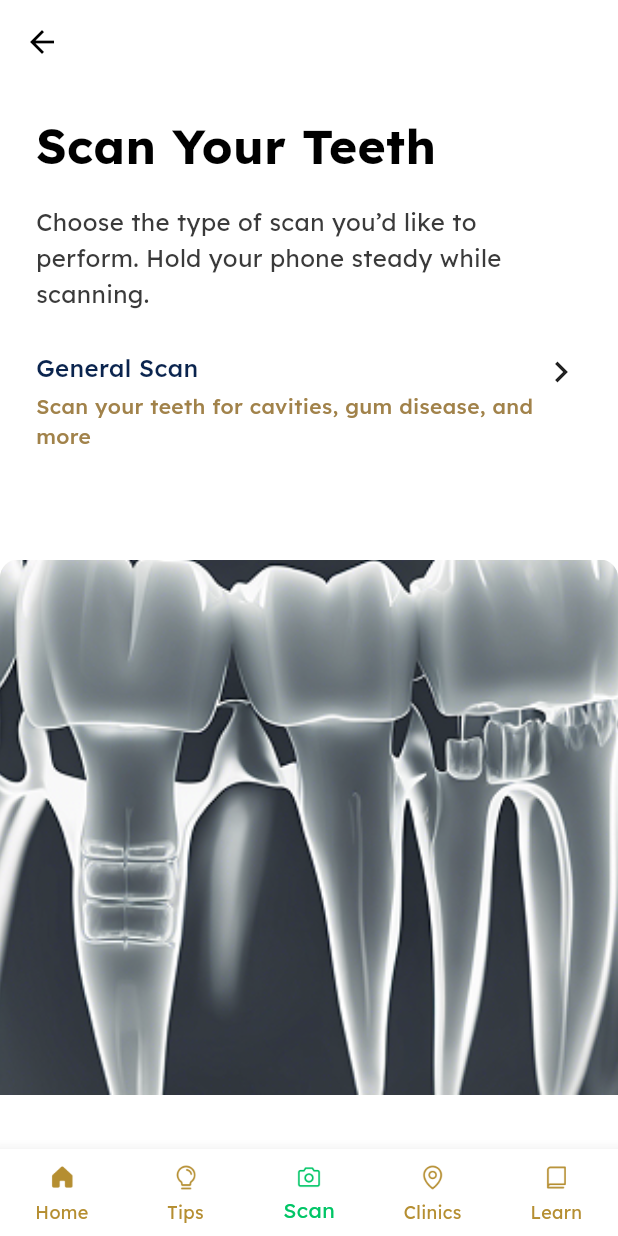
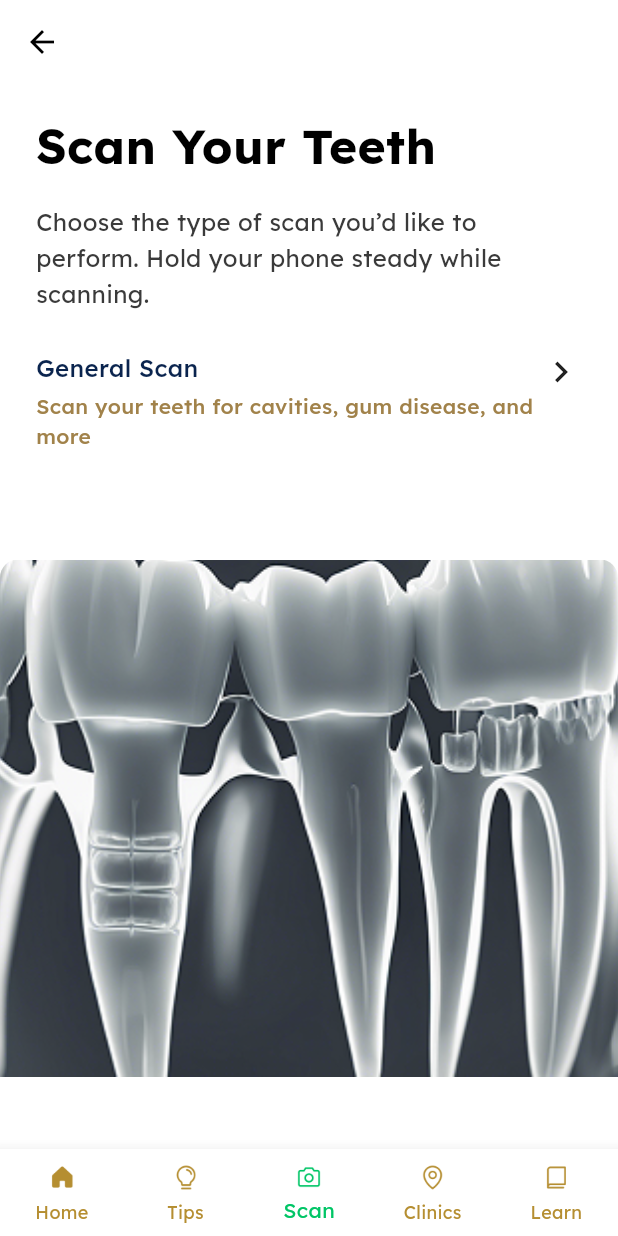
Before and after one commit to Elhameed/SmileSage, a Flutter app: the ScanWorkflowScreen screen opened by its route, on a phone screen of 412 x 824 dp. Run offline on Flutter 3.47's test engine with Material 3 defaults, Android fonts, the phone set to English and light mode, and no system bars; our stand-ins replace cloud_firestore, firebase_auth, firebase_core, firebase_storage, flutter_local_notifications, geolocator and 11 more; accounts and stored records are empty; generated files the repository leaves out were written again.

Commit message:
improved scan workflow ui

```diff
--- a/smilesage/lib/screens/scan_workflow_screen.dart
+++ b/smilesage/lib/screens/scan_workflow_screen.dart
@@ -125,7 +125,7 @@ class _ScanWorkflowScreenState extends State<ScanWorkflowScreen> {
                 ),
               ),
             ),
-            const SizedBox(height: 36),
+            const SizedBox(height: 48),
           ],
         ),
       ),
```
